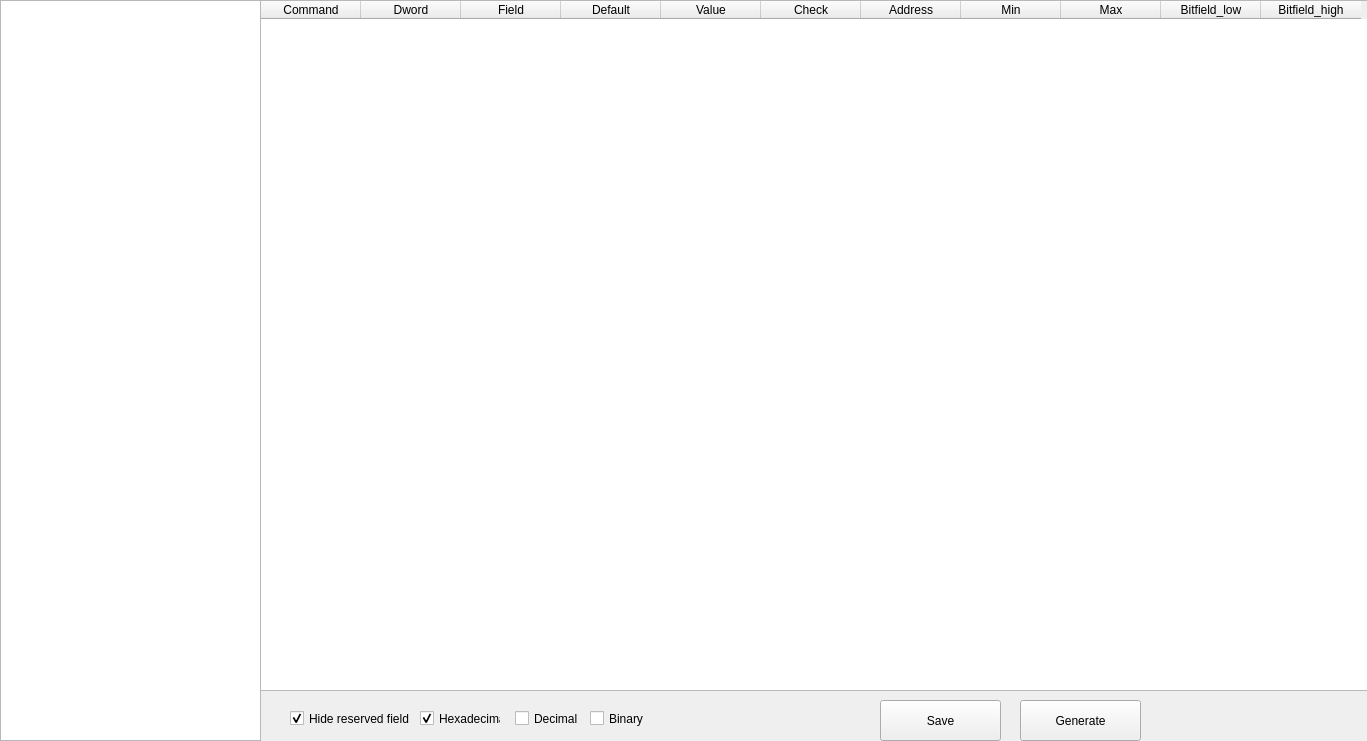
maqichen/AutoULTGen, file Client/command_validator_app/ui/command_info.ui: the form before one commit.
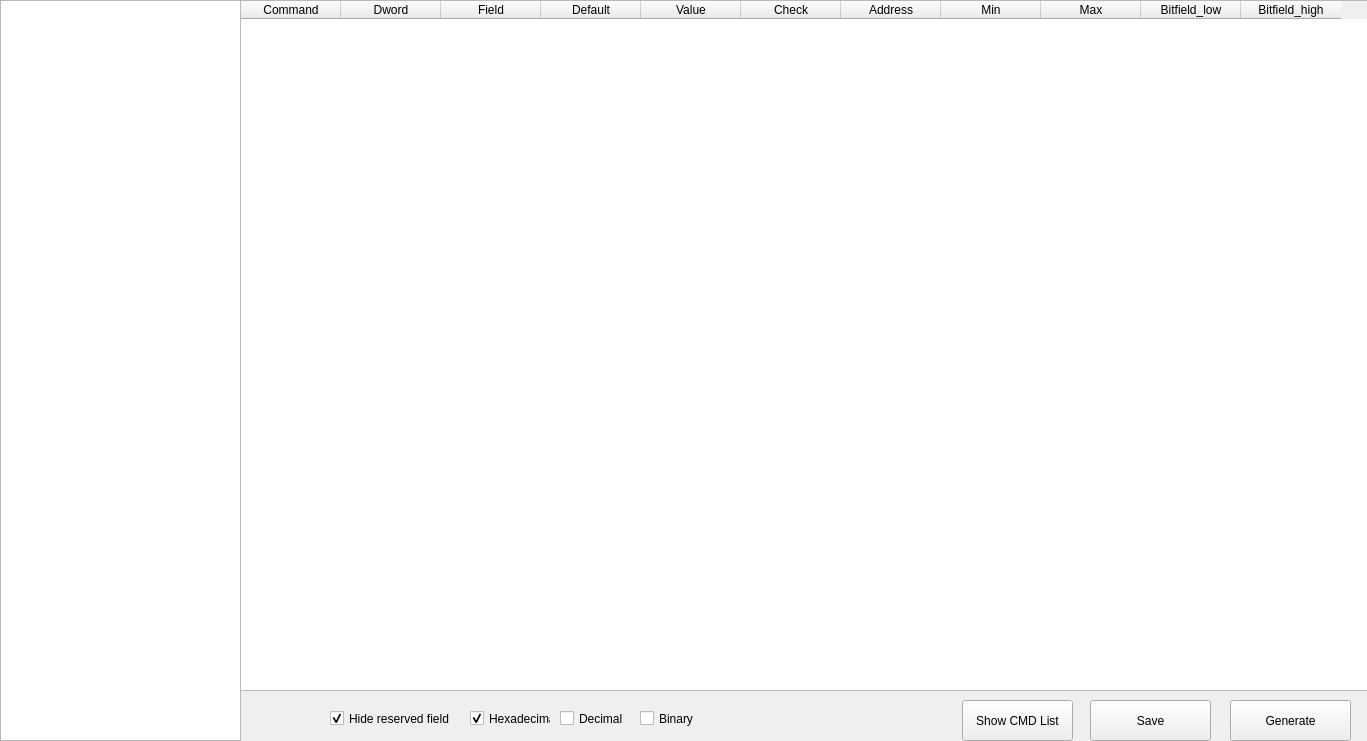
The form after the commit.

What changed in the file:
```diff
--- a/Client/command_validator_app/ui/command_info.ui
+++ b/Client/command_validator_app/ui/command_info.ui
@@ -13,36 +13,25 @@
   <property name="windowTitle">
    <string>Form</string>
   </property>
-  <widget class="QTreeWidget" name="treeWidgetCmd">
+  <widget class="QStackedWidget" name="stackedWidget">
    <property name="geometry">
     <rect>
      <x>0</x>
      <y>0</y>
-     <width>261</width>
-     <height>741</height>
+     <width>1451</width>
+     <height>751</height>
     </rect>
    </property>
-   <property name="wordWrap">
-    <bool>false</bool>
+   <property name="currentIndex">
+    <number>0</number>
    </property>
-   <property name="columnCount">
-    <number>1</number>
-   </property>
-   <attribute name="headerVisible">
-    <bool>false</bool>
-   </attribute>
-   <column>
-    <property name="text">
-     <string notr="true">1</string>
-    </property>
-   </column>
-  </widget>
+   <widget class="QWidget" name="All">
   <widget class="QTableWidget" name="tableWidgetCmd">
    <property name="geometry">
     <rect>
-     <x>260</x>
+       <x>240</x>
      <y>0</y>
-     <width>1111</width>
+       <width>1131</width>
      <height>691</height>
     </rect>
    </property>
@@ -102,10 +91,68 @@
     </property>
    </column>
   </widget>
+    <widget class="QCheckBox" name="checkBoxBinary">
+     <property name="geometry">
+      <rect>
+       <x>640</x>
+       <y>710</y>
+       <width>70</width>
+       <height>17</height>
+      </rect>
+     </property>
+     <property name="text">
+      <string>Binary</string>
+     </property>
+    </widget>
+    <widget class="QCheckBox" name="checkBoxDec">
+     <property name="geometry">
+      <rect>
+       <x>560</x>
+       <y>710</y>
+       <width>71</width>
+       <height>17</height>
+      </rect>
+     </property>
+     <property name="text">
+      <string>Decimal</string>
+     </property>
+    </widget>
+    <widget class="QCheckBox" name="checkBoxHex">
+     <property name="geometry">
+      <rect>
+       <x>470</x>
+       <y>710</y>
+       <width>81</width>
+       <height>17</height>
+      </rect>
+     </property>
+     <property name="text">
+      <string>Hexadecimal</string>
+     </property>
+     <property name="checked">
+      <bool>true</bool>
+     </property>
+    </widget>
+    <widget class="QCheckBox" name="checkBoxReserved">
+     <property name="geometry">
+      <rect>
+       <x>330</x>
+       <y>710</y>
+       <width>161</width>
+       <height>17</height>
+      </rect>
+     </property>
+     <property name="text">
+      <string>Hide reserved field</string>
+     </property>
+     <property name="checked">
+      <bool>true</bool>
+     </property>
+    </widget>
   <widget class="QPushButton" name="pushButtonSave">
    <property name="geometry">
     <rect>
-     <x>880</x>
+       <x>1090</x>
      <y>700</y>
      <width>121</width>
      <height>41</height>
@@ -118,7 +165,7 @@
   <widget class="QPushButton" name="pushButtonGen">
    <property name="geometry">
     <rect>
-     <x>1020</x>
+       <x>1230</x>
      <y>700</y>
      <width>121</width>
      <height>41</height>
@@ -128,63 +175,102 @@
     <string>Generate</string>
    </property>
   </widget>
-  <widget class="QCheckBox" name="checkBoxReserved">
+    <widget class="QPushButton" name="pushButtonSCL">
    <property name="geometry">
     <rect>
-     <x>290</x>
-     <y>710</y>
-     <width>161</width>
-     <height>17</height>
+       <x>962</x>
+       <y>700</y>
+       <width>111</width>
+       <height>41</height>
     </rect>
    </property>
    <property name="text">
-    <string>Hide reserved field</string>
-   </property>
-   <property name="checked">
-    <bool>true</bool>
-   </property>
-  </widget>
-  <widget class="QCheckBox" name="checkBoxHex">
+      <string>Show CMD List</string>
+     </property>
+    </widget>
+    <widget class="QTreeWidget" name="treeWidgetCmd">
+     <property name="geometry">
+      <rect>
+       <x>0</x>
+       <y>0</y>
+       <width>241</width>
+       <height>741</height>
+      </rect>
+     </property>
+     <property name="wordWrap">
+      <bool>false</bool>
+     </property>
+     <property name="columnCount">
+      <number>1</number>
+     </property>
+     <attribute name="headerVisible">
+      <bool>false</bool>
+     </attribute>
+     <column>
+      <property name="text">
+       <string notr="true">1</string>
+      </property>
+     </column>
+    </widget>
+   </widget>
+   <widget class="QWidget" name="cmdlist">
+    <widget class="QTableWidget" name="tableWidgetCmdlist">
    <property name="geometry">
     <rect>
-     <x>420</x>
-     <y>710</y>
-     <width>81</width>
-     <height>17</height>
-    </rect>
-   </property>
+       <x>330</x>
+       <y>0</y>
+       <width>381</width>
+       <height>691</height>
+      </rect>
+     </property>
+     <column>
    <property name="text">
-    <string>Hexadecimal</string>
-   </property>
-   <property name="checked">
-    <bool>true</bool>
-   </property>
-  </widget>
-  <widget class="QCheckBox" name="checkBoxDec">
+       <string>Command</string>
+      </property>
+     </column>
+     <column>
+      <property name="text">
+       <string>Original(ringinfo)</string>
+      </property>
+     </column>
+     <column>
+      <property name="text">
+       <string>Error</string>
+      </property>
+     </column>
+    </widget>
+    <widget class="QPushButton" name="pushButtonSU">
    <property name="geometry">
     <rect>
-     <x>515</x>
-     <y>710</y>
-     <width>71</width>
-     <height>17</height>
+       <x>460</x>
+       <y>700</y>
+       <width>93</width>
+       <height>28</height>
     </rect>
    </property>
    <property name="text">
-    <string>Decimal</string>
-   </property>
-  </widget>
-  <widget class="QCheckBox" name="checkBoxBinary">
+      <string>Save &amp;&amp; Update</string>
+     </property>
+    </widget>
+    <widget class="QPushButton" name="pushButtonGB">
    <property name="geometry">
     <rect>
      <x>590</x>
-     <y>710</y>
-     <width>70</width>
-     <height>17</height>
+       <y>700</y>
+       <width>93</width>
+       <height>28</height>
     </rect>
    </property>
    <property name="text">
-    <string>Binary</string>
-   </property>
+      <string>Go Back</string>
+     </property>
+    </widget>
+   </widget>
+   <widget class="QWidget" name="page_5">
+    <property name="acceptDrops">
+     <bool>true</bool>
+    </property>
+   </widget>
   </widget>
  </widget>
  <resources/>
```
Left out of the diff: 3 changed lines with no effect on the pictures. Lines whose indentation alone changed are shown as unchanged.
